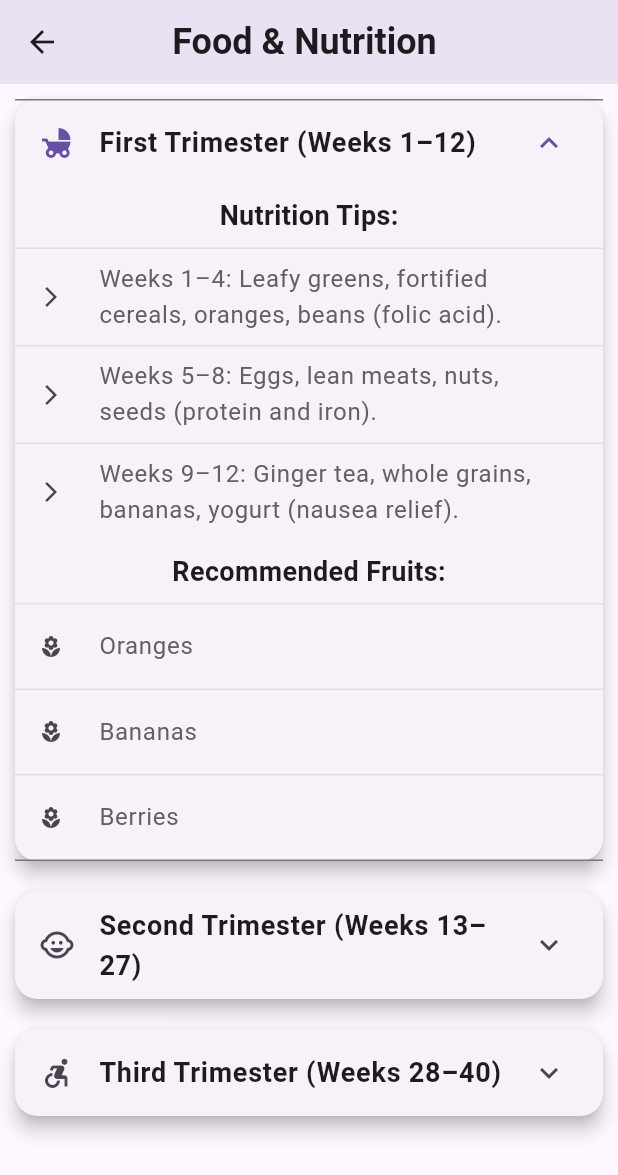
After one commit to Fahamin/pregnancy, a Flutter app: the PregnancyNutritionGuide screen opened by its route, after a tap on "First Trimester (Weeks 1–12)", on a phone screen of 412 x 824 dp. The commit adds this screen. Shown: the top 1175 px of the screen. Run offline on Flutter 3.47's test engine with Material 3 defaults, Android fonts, the phone set to English and light mode, and no system bars; our stand-ins replace flutter_screenutil, get, shared_preferences; accounts and stored records are empty.

Commit message:
more image add

```diff
--- /dev/null
+++ b/lib/app/food_nutrtion.dart
@@ -0,0 +1,170 @@
+import 'package:flutter/material.dart';
+
+class PregnancyNutritionGuide extends StatelessWidget {
+  // Week-by-week food and nutrition data
+  final Map<String, Map<String, List<String>>> trimesterData = {
+    "First Trimester (Weeks 1–12)": {
+      "Nutrition": [
+        "Weeks 1–4: Leafy greens, fortified cereals, oranges, beans (folic acid).",
+        "Weeks 5–8: Eggs, lean meats, nuts, seeds (protein and iron).",
+        "Weeks 9–12: Ginger tea, whole grains, bananas, yogurt (nausea relief).",
+      ],
+      "Fruits": [
+        "Oranges",
+        "Bananas",
+        "Berries",
+      ],
+    },
+    "Second Trimester (Weeks 13–27)": {
+      "Nutrition": [
+        "Weeks 13–16: Dairy, fortified plant-based milk, leafy greens (calcium).",
+        "Weeks 17–20: Salmon, walnuts, chia seeds, flaxseeds (omega-3s).",
+        "Weeks 21–24: Lean meats, lentils, chickpeas, tofu (protein).",
+        "Weeks 25–27: Eggs, fortified cereals, citrus fruits (iron and vitamin C).",
+      ],
+      "Fruits": [
+        "Citrus fruits",
+        "Apples",
+        "Pears",
+      ],
+    },
+    "Third Trimester (Weeks 28–40)": {
+      "Nutrition": [
+        "Weeks 28–32: Red meat, spinach, pumpkin seeds, dried fruits (iron).",
+        "Weeks 33–36: Whole grains, apples, pears, berries (fiber).",
+        "Weeks 37–40: Avocado, nuts, seeds, olive oil (healthy fats).",
+      ],
+      "Fruits": [
+        "Apples",
+        "Pears",
+        "Berries",
+        "Avocado",
+      ],
+    },
+  };
+
+  @override
+  Widget build(BuildContext context) {
+    return Scaffold(
+      appBar: AppBar(
+        title: Text(
+          "Food & Nutrition ",
+          style: TextStyle(fontSize: 24, fontWeight: FontWeight.bold),
+        ),
+        centerTitle: true,
+        elevation: 10,
+      ),
+      body: ListView(
+        children: trimesterData.entries.map((entry) {
+          return Card(
+            margin: EdgeInsets.all(10),
+            elevation: 5,
+            shape: RoundedRectangleBorder(
+              borderRadius: BorderRadius.circular(15),
+            ),
+            child: ExpansionTile(
+              leading: Icon(
+                _getTrimesterIcon(entry.key),
+
+              ),
+              title: Text(
+                entry.key,
+                style: TextStyle(
+                  fontSize: 18,
+                  fontWeight: FontWeight.bold,
+
+                ),
+              ),
+              children: [
+                // Nutrition Section
+                Padding(
+                  padding: EdgeInsets.symmetric(horizontal: 16, vertical: 8),
+                  child: Text(
+                    "Nutrition Tips:",
+                    style: TextStyle(
+                      fontSize: 18,
+                      fontWeight: FontWeight.bold,
+
+                    ),
+                  ),
+                ),
+                ...entry.value["Nutrition"]!.map((food) {
+                  return Column(
+                    children: [
+                      Divider(
+                        height: 1,
+                        color: Colors.grey[300],
+                      ),
+                      ListTile(
+                        leading: Icon(
+                          Icons.arrow_forward_ios,
+                          size: 16,
+
+                        ),
+                        title: Text(
+                          food,
+                          style: TextStyle(
+                            fontSize: 16,
+                            color: Colors.grey[700],
+                          ),
+                        ),
+                      ),
+                    ],
+                  );
+                }).toList(),
+
+                // Fruits Section
+                Padding(
+                  padding: EdgeInsets.symmetric(horizontal: 16, vertical: 8),
+                  child: Text(
+                    "Recommended Fruits:",
+                    style: TextStyle(
+                      fontSize: 18,
+                      fontWeight: FontWeight.bold,
+
+                    ),
+                  ),
+                ),
+                ...entry.value["Fruits"]!.map((fruit) {
+                  return Column(
+                    children: [
+                      Divider(
+                        height: 1,
+                        color: Colors.grey[300],
+                      ),
+                      ListTile(
+                        leading: Icon(
+                          Icons.local_florist,
+                          size: 16,
+
+                        ),
+                        title: Text(
+                          fruit,
+                          style: TextStyle(
+                            fontSize: 16,
+                            color: Colors.grey[700],
+                          ),
+                        ),
+                      ),
+                    ],
+                  );
+                }).toList(),
+              ],
+            ),
+          );
+        }).toList(),
+      ),
+    );
+  }
+
+  // Helper function to get trimester-specific icons
+  IconData _getTrimesterIcon(String trimester) {
+    if (trimester.contains("First")) {
+      return Icons.child_friendly;
+    } else if (trimester.contains("Second")) {
+      return Icons.child_care;
+    } else {
+      return Icons.accessible_forward;
+    }
+  }
+}
--- /dev/null
+++ b/lib/app/modules/father_duty/bindings/father_duty_binding.dart
@@ -0,0 +1,12 @@
+import 'package:get/get.dart';
+
+import '../controllers/father_duty_controller.dart';
+
+class FatherDutyBinding extends Bindings {
+  @override
+  void dependencies() {
+    Get.lazyPut<FatherDutyController>(
+      () => FatherDutyController(),
+    );
+  }
+}
--- /dev/null
+++ b/lib/app/modules/father_duty/controllers/father_duty_controller.dart
@@ -0,0 +1,57 @@
+import 'package:get/get.dart';
+
+import '../../../../model/WeekTip.dart';
+
+class FatherDutyController extends GetxController {
+  final List<WeekTip> weekTips = [
+    WeekTip(week: 1, tip: "Be supportive as she tracks her cycle and ovulation."),
+    WeekTip(week: 2, tip: "Encourage a healthy lifestyle (e.g., eating well, avoiding alcohol)."),
+    WeekTip(week: 3, tip: "Celebrate the news of pregnancy together!"),
+    WeekTip(week: 4, tip: "Help her schedule her first prenatal appointment."),
+    WeekTip(week: 5, tip: "Be patient with her morning sickness. Prepare light, easy-to-digest meals."),
+    WeekTip(week: 6, tip: "Offer emotional support as she adjusts to pregnancy symptoms."),
+    WeekTip(week: 7, tip: "Attend the first ultrasound with her and share the excitement."),
+    WeekTip(week: 8, tip: "Reassure her as she navigates hormonal changes."),
+    WeekTip(week: 9, tip: "Help her stay hydrated and encourage her to rest."),
+    WeekTip(week: 10, tip: "Start discussing plans for announcing the pregnancy to family and friends."),
+    WeekTip(week: 11, tip: "Celebrate the end of the first trimester and the reduced risk of miscarriage."),
+    WeekTip(week: 12, tip: "Help her plan for maternity clothes and baby gear."),
+    WeekTip(week: 13, tip: "Encourage light exercise like walking or prenatal yoga."),
+    WeekTip(week: 14, tip: "Attend the mid-pregnancy ultrasound (anatomy scan) with her."),
+    WeekTip(week: 15, tip: "Start discussing baby names and nursery ideas."),
+    WeekTip(week: 16, tip: "Talk or sing to the baby to start bonding."),
+    WeekTip(week: 17, tip: "Help her stay comfortable by offering back rubs or foot massages."),
+    WeekTip(week: 18, tip: "Plan a date night to celebrate the halfway point of the pregnancy."),
+    WeekTip(week: 19, tip: "Feel the baby’s kicks and movements with her."),
+    WeekTip(week: 20, tip: "Help set up the nursery or baby’s sleeping area."),
+    WeekTip(week: 21, tip: "Attend prenatal classes or childbirth education sessions together."),
+    WeekTip(week: 22, tip: "Encourage her to eat a variety of healthy foods as the baby’s taste buds develop."),
+    WeekTip(week: 23, tip: "Help her stay hydrated and monitor her weight gain."),
+    WeekTip(week: 24, tip: "Help pack the hospital bag."),
+    WeekTip(week: 25, tip: "Install the car seat and ensure it’s properly fitted."),
+    WeekTip(week: 26, tip: "Be proactive in planning for parental leave or work adjustments."),
+    WeekTip(week: 27, tip: "Practice breathing techniques for labor with her."),
+    WeekTip(week: 28, tip: "Take on more household responsibilities to let her rest."),
+    WeekTip(week: 29, tip: "Help prepare freezer meals for postpartum recovery."),
+    WeekTip(week: 30, tip: "Monitor baby’s movements daily and report any concerns to the doctor."),
+    WeekTip(week: 31, tip: "Finalize the birth plan with her and her healthcare provider."),
+    WeekTip(week: 32, tip: "Assist with organizing the nursery and washing baby clothes."),
+    WeekTip(week: 33, tip: "Attend the final prenatal appointments with her."),
+    WeekTip(week: 34, tip: "Help her stay calm and relaxed as the due date approaches."),
+    WeekTip(week: 35, tip: "Double-check the hospital bag and ensure everything is ready."),
+    WeekTip(week: 36, tip: "Be on standby for labor signs (e.g., contractions, water breaking)."),
+    WeekTip(week: 37, tip: "Stay calm and supportive during the early stages of labor."),
+    WeekTip(week: 38, tip: "Ensure the car is ready for the trip to the hospital."),
+    WeekTip(week: 39, tip: "Celebrate the due date and stay patient as you wait for labor to begin."),
+    WeekTip(week: 40, tip: "Provide reassurance and encouragement as she waits for labor to start."),
+  ];
+  WeekTip? selectedWeek;
+
+  void fetchWeekData(int mother) {
+    selectedWeek = weekTips.firstWhere(
+          (element) => element.week == mother,
+    );
+    update(); // Notify listeners
+  }
+
+}
--- /dev/null
+++ b/lib/app/modules/father_duty/views/father_duty_view.dart
@@ -0,0 +1,33 @@
+import 'package:flutter/material.dart';
+
+import 'package:get/get.dart';
+
+import '../controllers/father_duty_controller.dart';
+
+class FatherDutyView extends GetView<FatherDutyController> {
+  FatherDutyView({super.key});
+
+  @override
+  Widget build(BuildContext context) {
+    return Scaffold(
+      backgroundColor: Colors.white,
+      appBar: AppBar(
+        title: Text("Week ${controller.selectedWeek!.week}"),
+        centerTitle: true,
+      ),
+      body: Padding(
+        padding: EdgeInsets.all(16.0),
+        child: Column(
+          crossAxisAlignment: CrossAxisAlignment.start,
+          children: [
+            SizedBox(height: 10),
+            Text(
+              controller.selectedWeek!.tip,
+              style: TextStyle(fontSize: 16),
+            ),
+          ],
+        ),
+      ),
+    );
+  }
+}
--- a/lib/app/modules/home/bindings/home_binding.dart
+++ b/lib/app/modules/home/bindings/home_binding.dart
@@ -1,5 +1,6 @@
 import 'package:get/get.dart';
 
+import '../../father_duty/controllers/father_duty_controller.dart';
 import '../../mother_care/controllers/mother_care_controller.dart';
 import '../controllers/home_controller.dart';
 
@@ -13,5 +14,9 @@ class HomeBinding extends Bindings {
           () => MotherCareController(),
     );
 
+    Get.lazyPut<FatherDutyController>(
+          () => FatherDutyController(),
+    );
+
   }
 }
--- a/lib/app/modules/home/views/home_view.dart
+++ b/lib/app/modules/home/views/home_view.dart
@@ -2,6 +2,7 @@ import 'package:flutter/material.dart';
 import 'package:flutter_screenutil/flutter_screenutil.dart';
 import 'package:get/get.dart';
 import 'package:intl/intl.dart';
+import 'package:pregnancy/app/modules/father_duty/controllers/father_duty_controller.dart';
 import 'package:pregnancy/app/routes/app_pages.dart';
 
 import '../../../../widgets/RowItem.dart';
@@ -13,6 +14,7 @@ import 'SetStartDateScreen.dart'; // Updated to match the correct screen name
 
 class HomeView extends GetView<HomeController> {
   final MotherCareController motherCareController = Get.find();
+  final FatherDutyController fatherDutyController = Get.find();
 
   @override
   Widget build(BuildContext context) {
@@ -230,12 +232,28 @@ class HomeView extends GetView<HomeController> {
               Padding(
                 padding: EdgeInsets.all(16),
                 child: Row(
+                  mainAxisAlignment: MainAxisAlignment.spaceBetween,
                   children: [
                     InkWell(
                       onTap: () {
                         Get.toNamed(Routes.ANSWERQUES);
                       },
-                      child: RowItem("assets/other/mc.png", "FAQ"),
+                      child: RowItem("assets/other/faq.png", "FAQ"),
+                    ),
+                    InkWell(
+                      onTap: () {
+                        fatherDutyController.fetchWeekData(
+                          controller.currentWeek.value,
+                        );
+                        Get.toNamed(Routes.FATHER_DUTY);
+                      },
+                      child: RowItem("assets/other/baby.png", "Father Duty"),
+                    ),
+                    InkWell(
+                      onTap: () {
+                        Get.toNamed(Routes.FOOD);
+                      },
+                      child: RowItem("assets/other/diet.png", "Foods"),
                     ),
                   ],
                 ),
--- a/lib/app/routes/app_pages.dart
+++ b/lib/app/routes/app_pages.dart
@@ -2,8 +2,11 @@ import 'package:get/get.dart';
 
 import '../MaternalHealthPage.dart';
 import '../PregnancyQAPage.dart';
+import '../food_nutrtion.dart';
 import '../modules/baby_model_week/bindings/baby_model_week_binding.dart';
 import '../modules/baby_model_week/views/baby_model_week_view.dart';
+import '../modules/father_duty/bindings/father_duty_binding.dart';
+import '../modules/father_duty/views/father_duty_view.dart';
 import '../modules/home/bindings/home_binding.dart';
 import '../modules/home/views/home_view.dart';
 import '../modules/mother_care/bindings/mother_care_binding.dart';
@@ -35,13 +38,14 @@ class AppPages {
       page: () => PregnancyRisksView(),
       binding: PregnancyRisksBinding(),
     ),
+    GetPage(name: _Paths.MOTHER_HELTH, page: () => MaternalHealthPage()),
+    GetPage(name: _Paths.ANSWERQUES, page: () => PregnancyQAPage()),
     GetPage(
-      name: _Paths.MOTHER_HELTH,
-      page: () => MaternalHealthPage(),
+      name: _Paths.FATHER_DUTY,
+      page: () => FatherDutyView(),
+      binding: FatherDutyBinding(),
     ),
-    GetPage(
-      name: _Paths.ANSWERQUES,
-      page: () => PregnancyQAPage(),
-    ),
+    GetPage(name: _Paths.FOOD, page: () => PregnancyNutritionGuide()),
+
   ];
 }
--- a/lib/app/routes/app_routes.dart
+++ b/lib/app/routes/app_routes.dart
@@ -9,6 +9,8 @@ abstract class Routes {
   static const PREGNANCY_RISKS = _Paths.PREGNANCY_RISKS;
   static const MOTHER_HELTH = _Paths.MOTHER_HELTH;
   static const ANSWERQUES = _Paths.ANSWERQUES;
+  static const FATHER_DUTY = _Paths.FATHER_DUTY;
+  static const FOOD = _Paths.FOOD;
 
 }
 
@@ -20,5 +22,7 @@ abstract class _Paths {
   static const PREGNANCY_RISKS = '/pregnancy-risks';
   static const MOTHER_HELTH = '/mother-health';
   static const ANSWERQUES = '/anser-ques';
+  static const FATHER_DUTY = '/father-duty';
+  static const FOOD = '/food-nu';
 
 }
--- /dev/null
+++ b/lib/model/WeekTip.dart
@@ -0,0 +1,6 @@
+class WeekTip {
+  final int week;
+  final String tip;
+
+  WeekTip({required this.week, required this.tip});
+}
--- a/lib/widgets/RowItem.dart
+++ b/lib/widgets/RowItem.dart
@@ -11,7 +11,8 @@ class RowItem extends StatelessWidget {
   @override
   Widget build(BuildContext context) {
     return Container(
-      width: 180,
+      height: 100,
+      width: 100,
       padding: EdgeInsets.all(8),
       decoration: BoxDecoration(
         color: Colors.white,
```
Also changed, not shown: assets/other/baby.png (added), assets/other/diet.png (added), assets/other/faq.png (added).
